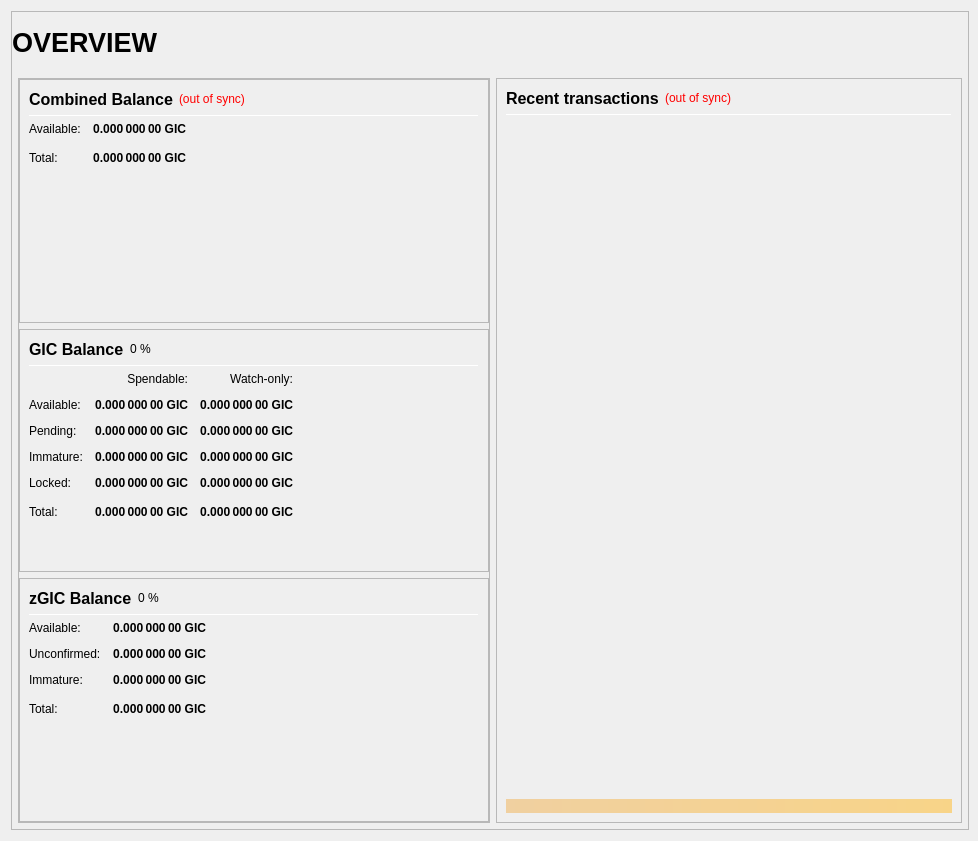
This is src/qt/forms/overviewpage.ui in GiantPay/GiantCore as Qt 5 draws it before an edit. The edited form follows.
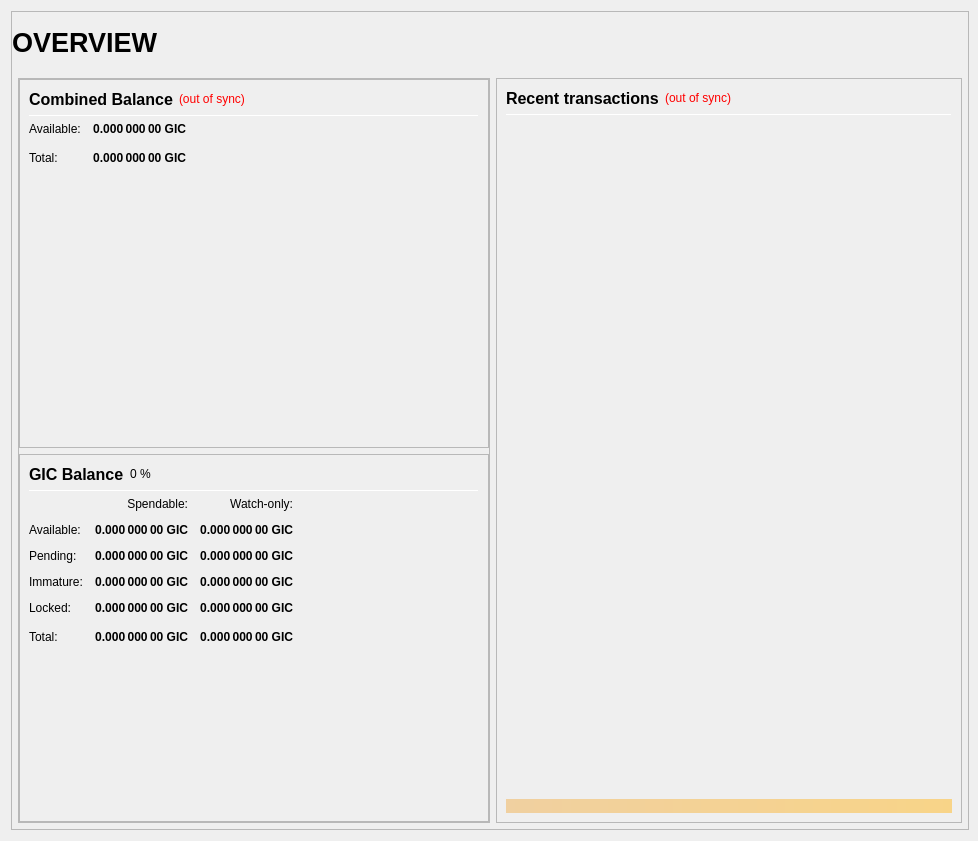
This is the edited form.

Diff of the .ui file:
```diff
--- a/src/qt/forms/overviewpage.ui
+++ b/src/qt/forms/overviewpage.ui
@@ -798,242 +798,6 @@
                     </layout>
                    </widget>
                   </item>
-                  <item>
-                   <widget class="QFrame" name="frame_ZerocoinBalances">
-                    <property name="frameShape">
-                     <enum>QFrame::StyledPanel</enum>
-                    </property>
-                    <property name="frameShadow">
-                     <enum>QFrame::Raised</enum>
-                    </property>
-                    <layout class="QVBoxLayout" name="verticalLayout_7">
-                     <item>
-                      <layout class="QHBoxLayout" name="horizontalLayout_8" stretch="0,0,0">
-                       <item>
-                        <widget class="QLabel" name="label_5z_3">
-                         <property name="minimumSize">
-                          <size>
-                           <width>0</width>
-                           <height>20</height>
-                          </size>
-                         </property>
-                         <property name="font">
-                          <font>
-                           <pointsize>12</pointsize>
-                           <weight>75</weight>
-                           <bold>true</bold>
-                          </font>
-                         </property>
-                         <property name="text">
-                          <string>zGIC Balance</string>
-                         </property>
-                        </widget>
-                       </item>
-                       <item>
-                        <widget class="QLabel" name="labelzGICPercent">
-                         <property name="text">
-                          <string notr="true">0 %</string>
-                         </property>
-                        </widget>
-                       </item>
-                       <item>
-                        <spacer name="horizontalSpacer_11">
-                         <property name="orientation">
-                          <enum>Qt::Horizontal</enum>
-                         </property>
-                         <property name="sizeHint" stdset="0">
-                          <size>
-                           <width>40</width>
-                           <height>20</height>
-                          </size>
-                         </property>
-                        </spacer>
-                       </item>
-                      </layout>
-                     </item>
-                     <item>
-                      <widget class="Line" name="line_ZerocoinBalance">
-                       <property name="minimumSize">
-                        <size>
-                         <width>0</width>
-                         <height>1</height>
-                        </size>
-                       </property>
-                       <property name="maximumSize">
-                        <size>
-                         <width>16777215</width>
-                         <height>1</height>
-                        </size>
-                       </property>
-                       <property name="orientation">
-                        <enum>Qt::Horizontal</enum>
-                       </property>
-                      </widget>
-                     </item>
-                     <item>
-                      <layout class="QGridLayout" name="gridLayout_5">
-                       <property name="spacing">
-                        <number>12</number>
-                       </property>
-                       <item row="1" column="0">
-                        <widget class="QLabel" name="labelzBalanceMatureText">
-                         <property name="toolTip">
-                          <string>Mature: more than 20 confirmation and more than 1 mint of the same denomination after it was minted.
-These zGIC are spendable.</string>
-                         </property>
-                         <property name="text">
-                          <string>Available:</string>
-                         </property>
-                        </widget>
-                       </item>
-                       <item row="1" column="1">
-                        <widget class="QLabel" name="labelzBalanceMature">
-                         <property name="font">
-                          <font>
-                           <weight>75</weight>
-                           <bold>true</bold>
-                          </font>
-                         </property>
-                         <property name="toolTip">
-                          <string>Mature: more than 20 confirmation and more than 1 mint of the same denomination after it was minted.
-These zGIC are spendable.</string>
-                         </property>
-                         <property name="text">
-                          <string notr="true">0.000 000 00 GIC</string>
-                         </property>
-                         <property name="alignment">
-                          <set>Qt::AlignRight|Qt::AlignTrailing|Qt::AlignVCenter</set>
-                         </property>
-                        </widget>
-                       </item>
-                       <item row="2" column="0">
-                        <widget class="QLabel" name="labelzBalanceUnconfirmedText">
-                         <property name="toolTip">
-                          <string>Unconfirmed: less than 20 confirmations
-Immature: confirmed, but less than 1 mint of the same denomination after it was minted</string>
-                         </property>
-                         <property name="text">
-                          <string>Unconfirmed:</string>
-                         </property>
-                        </widget>
-                       </item>
-                       <item row="2" column="1">
-                        <widget class="QLabel" name="labelzBalanceUnconfirmed">
-                         <property name="font">
-                          <font>
-                           <weight>75</weight>
-                           <bold>true</bold>
-                          </font>
-                         </property>
-                         <property name="toolTip">
-                          <string>Unconfirmed: less than 20 confirmations
-Immature: confirmed, but less than 1 mint of the same denomination after it was minted</string>
-                         </property>
-                         <property name="text">
-                          <string notr="true">0.000 000 00 GIC</string>
-                         </property>
-                         <property name="alignment">
-                          <set>Qt::AlignRight|Qt::AlignTrailing|Qt::AlignVCenter</set>
-                         </property>
-                        </widget>
-                       </item>
-                       <item row="3" column="0">
-                        <widget class="QLabel" name="labelzBalanceImmatureText">
-                         <property name="toolTip">
-                          <string>Unconfirmed: less than 20 confirmations
-Immature: confirmed, but less than 1 mint of the same denomination after it was minted</string>
-                         </property>
-                         <property name="text">
-                          <string>Immature:</string>
-                         </property>
-                        </widget>
-                       </item>
-                       <item row="3" column="1">
-                        <widget class="QLabel" name="labelzBalanceImmature">
-                         <property name="font">
-                          <font>
-                           <weight>75</weight>
-                           <bold>true</bold>
-                          </font>
-                         </property>
-                         <property name="toolTip">
-                          <string>Unconfirmed: less than 20 confirmations
-Immature: confirmed, but less than 1 mint of the same denomination after it was minted</string>
-                         </property>
-                         <property name="text">
-                          <string notr="true">0.000 000 00 GIC</string>
-                         </property>
-                         <property name="alignment">
-                          <set>Qt::AlignRight|Qt::AlignTrailing|Qt::AlignVCenter</set>
-                         </property>
-                        </widget>
-                       </item>
-                       <item row="4" column="0">
-                        <widget class="QLabel" name="labelzBalanceText">
-                         <property name="toolTip">
-                          <string>Your current zGIC balance, unconfirmed and immature zGIC included.</string>
-                         </property>
-                         <property name="text">
-                          <string>Total:</string>
-                         </property>
-                        </widget>
-                       </item>
-                       <item row="4" column="1">
-                        <widget class="QLabel" name="labelzBalance">
-                         <property name="font">
-                          <font>
-                           <weight>75</weight>
-                           <bold>true</bold>
-                          </font>
-                         </property>
-                         <property name="cursor">
-                          <cursorShape>IBeamCursor</cursorShape>
-                         </property>
-                         <property name="toolTip">
-                          <string>Your current zGIC balance, unconfirmed and immature zGIC included.</string>
-                         </property>
-                         <property name="text">
-                          <string notr="true">0.000 000 00 GIC</string>
-                         </property>
-                         <property name="alignment">
-                          <set>Qt::AlignRight|Qt::AlignTrailing|Qt::AlignVCenter</set>
-                         </property>
-                         <property name="textInteractionFlags">
-                          <set>Qt::LinksAccessibleByMouse|Qt::TextSelectableByKeyboard|Qt::TextSelectableByMouse</set>
-                         </property>
-                        </widget>
-                       </item>
-                       <item row="4" column="2">
-                        <spacer name="horizontalSpacer_4">
-                         <property name="orientation">
-                          <enum>Qt::Horizontal</enum>
-                         </property>
-                         <property name="sizeHint" stdset="0">
-                          <size>
-                           <width>40</width>
-                           <height>20</height>
-                          </size>
-                         </property>
-                        </spacer>
-                       </item>
-                      </layout>
-                     </item>
-                     <item>
-                      <spacer name="verticalSpacer_4">
-                       <property name="orientation">
-                        <enum>Qt::Vertical</enum>
-                       </property>
-                       <property name="sizeHint" stdset="0">
-                        <size>
-                         <width>20</width>
-                         <height>40</height>
-                        </size>
-                       </property>
-                      </spacer>
-                     </item>
-                    </layout>
-                   </widget>
-                  </item>
                  </layout>
                 </widget>
                </item>
```
